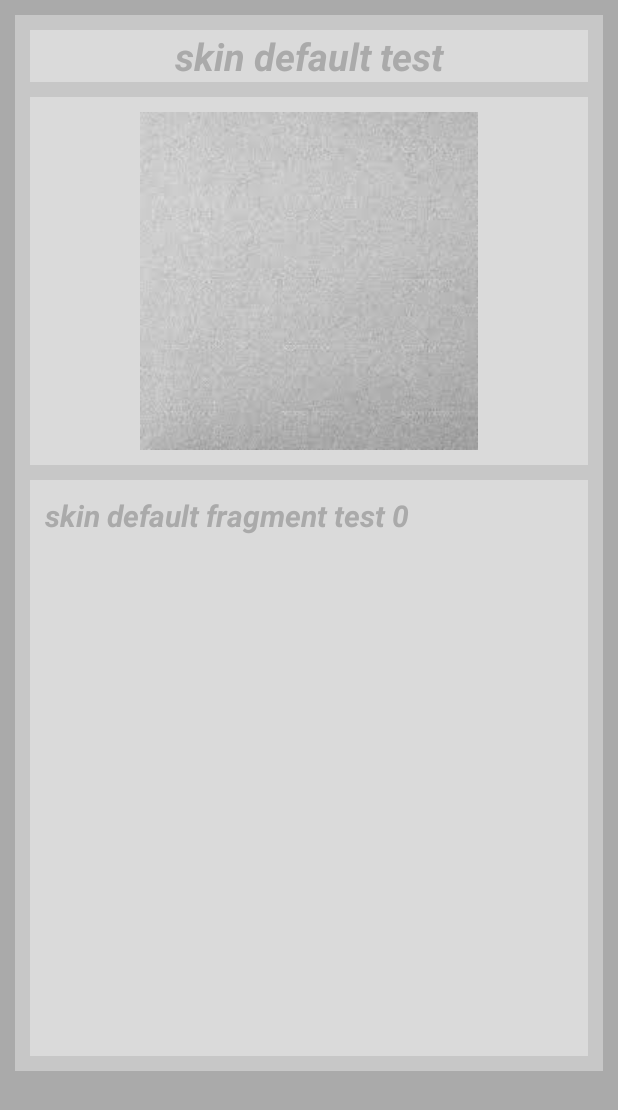
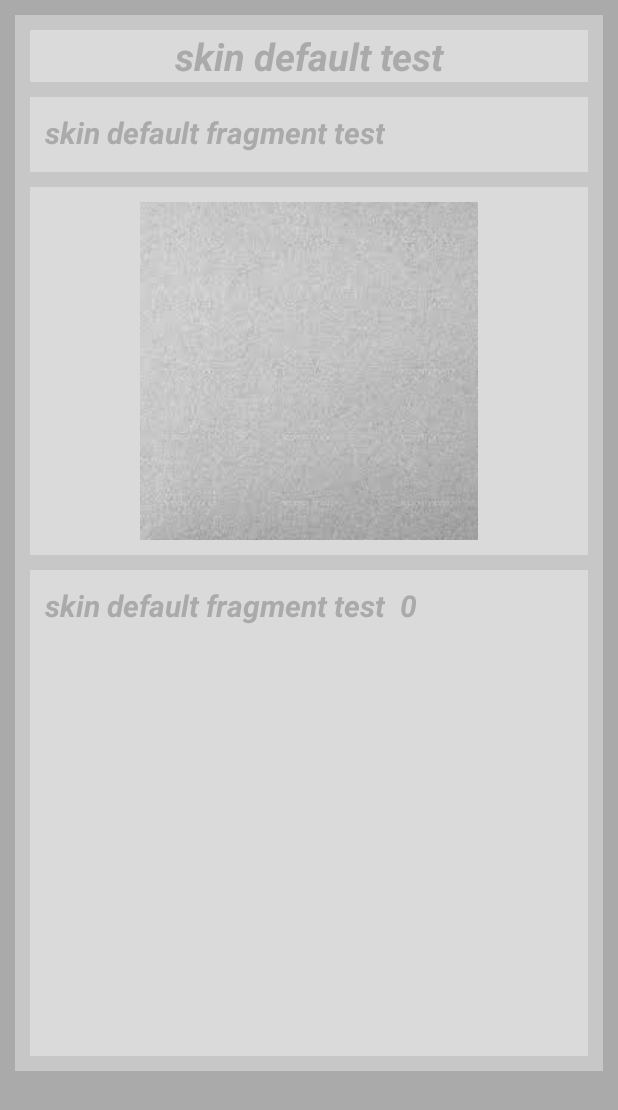
Before and after one commit to lilong9898/ChangeSkin, an Android app: the screen it shows after launch (DemoActivity), on a phone screen of 412 x 824 dp. Shown: the top 1110 px of the screen. Run offline under Robolectric (Android 15) with nearby library versions, the phone set to English and light mode, and no system bars; 1 statement that could not run was skipped.

Commit message:
add support for xml-declared fragment

```diff
--- a/SkinChange/app/src/main/java/com/lilong/skinchange/base/SkinActivity.java
+++ b/SkinChange/app/src/main/java/com/lilong/skinchange/base/SkinActivity.java
@@ -5,6 +5,7 @@ import com.lilong.skinchange.callback.SkinStatusChangeCallback;
 import com.lilong.skinchange.utils.SkinViewFactory;
 
 import android.os.Bundle;
+import android.support.annotation.NonNull;
 import android.support.v4.app.FragmentActivity;
 import android.view.LayoutInflater;
 
@@ -36,15 +37,26 @@ public abstract class SkinActivity extends FragmentActivity implements SkinStatu
      */
     private LayoutInflater skinLayoutInflater;
 
-    protected LayoutInflater getSkinLayoutInflater() {
+    @NonNull
+    @Override
+    public LayoutInflater getLayoutInflater() {
+
+        if (skinLayoutInflater == null) {
+            return LayoutInflater.from(this);
+        }
+
         return skinLayoutInflater;
     }
 
     @Override
     protected void onCreate(Bundle savedInstanceState) {
         super.onCreate(savedInstanceState);
+
         skinizedAttrMap = new HashMap<String, ArrayList<SkinizedAttributeEntry>>();
 
+        // skinLayoutInflater MUST BE BUILT AFTER super.onCreate()
+        // because FragmentActivity set its own factory to its default layoutInflater
+        // only after this we can get this default factory
         LayoutInflater systemInflater = LayoutInflater.from(this);
         skinLayoutInflater = systemInflater.cloneInContext(this);
         SkinViewFactory factory = new SkinViewFactory(skinLayoutInflater, systemInflater.getFactory(), skinizedAttrMap);
@@ -53,6 +65,6 @@ public abstract class SkinActivity extends FragmentActivity implements SkinStatu
 
     @Override
     public void setContentView(int layoutResID) {
-        setContentView(skinLayoutInflater.inflate(layoutResID, null));
+        setContentView(getLayoutInflater().inflate(layoutResID, null));
     }
 }
--- a/SkinChange/app/src/main/java/com/lilong/skinchange/base/SkinFragment.java
+++ b/SkinChange/app/src/main/java/com/lilong/skinchange/base/SkinFragment.java
@@ -3,11 +3,8 @@ package com.lilong.skinchange.base;
 import com.lilong.skinchange.callback.SkinStatusChangeCallback;
 
 import android.os.Bundle;
-import android.support.annotation.Nullable;
 import android.support.v4.app.Fragment;
 import android.view.LayoutInflater;
-import android.view.View;
-import android.view.ViewGroup;
 
 /**
  * skinizable fragment should inherit this base class
@@ -15,19 +12,15 @@ import android.view.ViewGroup;
 
 public abstract class SkinFragment extends Fragment implements SkinStatusChangeCallback {
 
-    /**
-     * LayoutInflater used for inflating skin support ui
-     */
-    private LayoutInflater skinLayoutInflater;
+    @Override
+    public LayoutInflater getLayoutInflater(Bundle savedInstanceState) {
 
-    public void setSkinLayoutInflater(LayoutInflater skinLayoutInflater) {
-        this.skinLayoutInflater = skinLayoutInflater;
+        if (getActivity() instanceof SkinActivity == false) {
+            return super.getLayoutInflater(savedInstanceState);
+        }
+
+        SkinActivity hostActivity = (SkinActivity) getActivity();
+        return hostActivity.getLayoutInflater() == null ? super.getLayoutInflater(savedInstanceState) : hostActivity.getLayoutInflater();
     }
 
-    @Override
-    public View onCreateView(LayoutInflater inflater, @Nullable ViewGroup container, @Nullable Bundle savedInstanceState) {
-        return onCreateViewSkin(inflater == null ? inflater : skinLayoutInflater, container, savedInstanceState);
-    }
-
-    public abstract View onCreateViewSkin(LayoutInflater inflater, @Nullable ViewGroup container, @Nullable Bundle savedInstanceState);
 }
--- a/SkinChange/app/src/main/java/com/lilong/skinchange/demo/DemoActivity.java
+++ b/SkinChange/app/src/main/java/com/lilong/skinchange/demo/DemoActivity.java
@@ -35,7 +35,7 @@ public class DemoActivity extends SkinActivity {
         vp = (ViewPager) findViewById(R.id.vp);
         rcSkin = (SkinListRecyclerView) findViewById(R.id.rc_skin);
 
-        skinAdapter = new SkinTestFragmentPagerAdapter(getSupportFragmentManager(), getSkinLayoutInflater());
+        skinAdapter = new SkinTestFragmentPagerAdapter(getSupportFragmentManager(), getLayoutInflater());
         vp.setAdapter(skinAdapter);
 
         llm = new LinearLayoutManager(getApplicationContext());
--- a/SkinChange/app/src/main/java/com/lilong/skinchange/demo/DemoFragment.java
+++ b/SkinChange/app/src/main/java/com/lilong/skinchange/demo/DemoFragment.java
@@ -17,14 +17,21 @@ public class DemoFragment extends SkinFragment {
 
     public static final String ARGUMENT_TAG_ID = "argument_tag_id";
 
-    private TextView tvTitleFrag;
+    private TextView tvTitle;
+    private TextView tvNumber;
 
     @Nullable
     @Override
-    public View onCreateViewSkin(LayoutInflater inflater, ViewGroup container, Bundle savedInstanceState) {
+    public View onCreateView(LayoutInflater inflater, ViewGroup container, Bundle savedInstanceState) {
         View rootView = inflater.inflate(R.layout.fragment_demo, container, false);
-        tvTitleFrag = (TextView) rootView.findViewById(R.id.tv_title_frag);
-        tvTitleFrag.setText("" + tvTitleFrag.getText() + " " + getArguments().get(ARGUMENT_TAG_ID));
+        tvTitle = (TextView) rootView.findViewById(R.id.tv_title);
+        tvNumber = (TextView) rootView.findViewById(R.id.tv_number);
+
+        String tag = "";
+        if (getArguments() != null && getArguments().getString(ARGUMENT_TAG_ID) != null) {
+            tag = getArguments().getString(ARGUMENT_TAG_ID);
+        }
+        tvNumber.setText(tag);
         return rootView;
     }
 
--- a/SkinChange/app/src/main/java/com/lilong/skinchange/other/SkinTestFragmentPagerAdapter.java
+++ b/SkinChange/app/src/main/java/com/lilong/skinchange/other/SkinTestFragmentPagerAdapter.java
@@ -15,20 +15,17 @@ public class SkinTestFragmentPagerAdapter extends FragmentPagerAdapter {
     private static final int FRAGMENT_COUNT = 4;
 
     private ArrayList<DemoFragment> fragmentList;
-    private LayoutInflater skinLayoutInflater;
 
     public SkinTestFragmentPagerAdapter(FragmentManager fm, LayoutInflater skinLayoutInflater) {
 
         super(fm);
 
         fragmentList = new ArrayList<DemoFragment>();
-        this.skinLayoutInflater = skinLayoutInflater;
 
         for (int i = 0; i < FRAGMENT_COUNT; i++) {
             DemoFragment f = new DemoFragment();
-            f.setSkinLayoutInflater(skinLayoutInflater);
             Bundle bundle = new Bundle();
-            bundle.putInt(DemoFragment.ARGUMENT_TAG_ID, i);
+            bundle.putString(DemoFragment.ARGUMENT_TAG_ID, "" + i);
             f.setArguments(bundle);
             fragmentList.add(f);
         }
--- a/SkinChange/app/src/main/java/com/lilong/skinchange/utils/SkinUtil.java
+++ b/SkinChange/app/src/main/java/com/lilong/skinchange/utils/SkinUtil.java
@@ -634,6 +634,8 @@ public class SkinUtil {
                 for (SkinizedAttributeEntry e : l) {
 
                     View v = e.getViewRef().get();
+                    //TODO duplicate id within the same view tree is a problem
+                    // e.g. when fragment's layout has a child view with the same id as the parent view
                     if (v == null) {
                         v = rootView.findViewById(e.getViewId());
                     }
--- a/SkinChange/app/src/main/res/layout/activity_demo.xml
+++ b/SkinChange/app/src/main/res/layout/activity_demo.xml
@@ -30,6 +30,13 @@
             android:textStyle="bold|italic"
             />
 
+        <fragment
+            android:id="@+id/frag"
+            android:name="com.lilong.skinchange.demo.DemoFragment"
+            android:layout_width="match_parent"
+            android:layout_height="50dp"
+            android:layout_marginBottom="10dp"/>
+
         <ImageView
             android:id="@+id/iv"
             android:layout_width="match_parent"
--- a/SkinChange/app/src/main/res/layout/fragment_demo.xml
+++ b/SkinChange/app/src/main/res/layout/fragment_demo.xml
@@ -1,5 +1,5 @@
 <?xml version="1.0" encoding="utf-8"?>
-<FrameLayout
+<RelativeLayout
     xmlns:android="http://schemas.android.com/apk/res/android"
     android:layout_width="match_parent"
     android:layout_height="match_parent"
@@ -7,11 +7,22 @@
     android:padding="10dp">
 
     <TextView
-        android:id="@+id/tv_title_frag"
+        android:id="@+id/tv_title"
         android:layout_width="wrap_content"
         android:layout_height="wrap_content"
         android:text="@string/tv_title_frag"
         android:textColor="@color/tv_title_frag"
         android:textSize="20sp"
         android:textStyle="bold|italic"/>
-</FrameLayout>
+
+    <TextView
+        android:id="@+id/tv_number"
+        android:layout_width="wrap_content"
+        android:layout_height="wrap_content"
+        android:layout_alignBottom="@+id/tv_title"
+        android:layout_marginLeft="10dp"
+        android:layout_toRightOf="@+id/tv_title"
+        android:textColor="@color/tv_title_frag"
+        android:textSize="20sp"
+        android:textStyle="bold|italic"/>
+</RelativeLayout>
```
